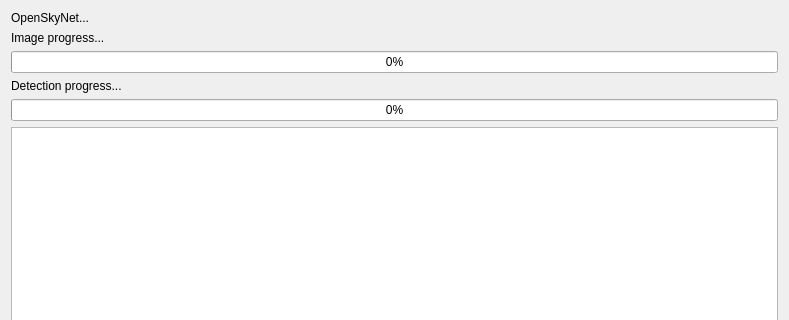
Above: gui/progresswindow.ui from DigitalGlobe/GGD-OpenSpaceNet before the change; both pictures show x 0 to 789 and y 0 to 320 of the 789 by 600 pixel window. Below: the same form after it.
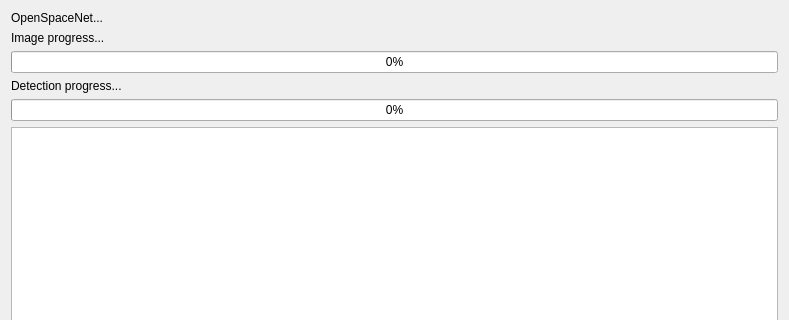
That is the form after the change.

Commit message: Removed a hidden reference to SkyNet

The edit to the form file:
```diff
--- a/gui/progresswindow.ui
+++ b/gui/progresswindow.ui
@@ -31,7 +31,7 @@
    <item row="0" column="0">
     <widget class="QLabel" name="progressBarText">
      <property name="text">
-      <string>OpenSkyNet...</string>
+      <string>OpenSpaceNet...</string>
      </property>
     </widget>
    </item>
```
Left out of the diff: 2 changed lines with no effect on the pictures.
